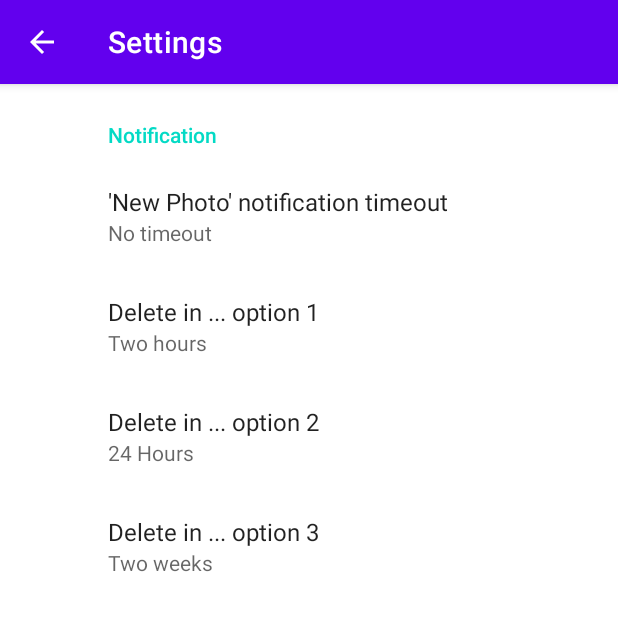
After one commit to dakhnod/PhotoRemover, an Android app: the SettingsActivity screen opened directly, with no data from a screen before it, on a phone screen of 412 x 824 dp, the top half of it. The commit adds this screen. Run offline under Robolectric (Android 15) with nearby library versions, the phone set to English and light mode, and no system bars; our stand-ins replace androidx.preference.

Commit message:
added settings

```diff
--- a/app/build.gradle
+++ b/app/build.gradle
@@ -32,6 +32,7 @@ dependencies {
     implementation 'androidx.appcompat:appcompat:1.2.0'
     implementation 'com.google.android.material:material:1.2.1'
     implementation 'androidx.constraintlayout:constraintlayout:2.0.1'
+    implementation 'androidx.preference:preference:1.1.1'
     testImplementation 'junit:junit:4.+'
     androidTestImplementation 'androidx.test.ext:junit:1.1.2'
     androidTestImplementation 'androidx.test.espresso:espresso-core:3.3.0'
--- /dev/null
+++ b/app/src/main/java/d/d/photoremover/activity/SettingsActivity.java
@@ -0,0 +1,63 @@
+package d.d.photoremover.activity;
+
+import android.content.Intent;
+import android.content.SharedPreferences;
+import android.os.Bundle;
+import android.util.Log;
+
+import androidx.appcompat.app.ActionBar;
+import androidx.appcompat.app.AppCompatActivity;
+import androidx.preference.PreferenceFragmentCompat;
+
+import d.d.photoremover.R;
+import d.d.photoremover.event.EventService;
+
+public class SettingsActivity extends AppCompatActivity implements SharedPreferences.OnSharedPreferenceChangeListener {
+    private static final String TAG = "SettingsActivity";
+
+    @Override
+    protected void onCreate(Bundle savedInstanceState) {
+        super.onCreate(savedInstanceState);
+        setContentView(R.layout.settings_activity);
+        if (savedInstanceState == null) {
+            getSupportFragmentManager()
+                    .beginTransaction()
+                    .replace(R.id.settings, new SettingsFragment(this))
+                    .commit();
+
+        }
+        ActionBar actionBar = getSupportActionBar();
+        if (actionBar != null) {
+            actionBar.setDisplayHomeAsUpEnabled(true);
+            actionBar.setTitle(R.string.settings_title_settings);
+        }
+    }
+
+    @Override
+    public void onSharedPreferenceChanged(SharedPreferences sharedPreferences, String key) {
+        startService(
+                new Intent(
+                        EventService.ACTION_PREFERENCE_CHANGE,
+                        null,
+                        this,
+                        EventService.class
+                )
+        );
+    }
+
+    public static class SettingsFragment extends PreferenceFragmentCompat {
+        SharedPreferences.OnSharedPreferenceChangeListener onSharedPreferenceChangeListener;
+
+        public SettingsFragment(SharedPreferences.OnSharedPreferenceChangeListener onSharedPreferenceChangeListener) {
+            this.onSharedPreferenceChangeListener = onSharedPreferenceChangeListener;
+        }
+
+        @Override
+        public void onCreatePreferences(Bundle savedInstanceState, String rootKey) {
+            setPreferencesFromResource(R.xml.root_preferences, rootKey);
+            getPreferenceManager()
+                    .getSharedPreferences()
+                    .registerOnSharedPreferenceChangeListener(this.onSharedPreferenceChangeListener);
+        }
+    }
+}
--- /dev/null
+++ b/app/src/main/res/layout/settings_activity.xml
@@ -0,0 +1,10 @@
+<LinearLayout xmlns:android="http://schemas.android.com/apk/res/android"
+    android:layout_width="match_parent"
+    android:layout_height="match_parent">
+
+    <FrameLayout
+        android:id="@+id/settings"
+        android:layout_width="match_parent"
+        android:layout_height="match_parent" />
+
+</LinearLayout>
--- /dev/null
+++ b/app/src/main/res/values/arrays.xml
@@ -0,0 +1,35 @@
+<resources>
+    <string-array name="notification_durations">
+        <item>@string/duration_two_minutes</item>
+        <item>@string/duration_fifteen_minutes</item>
+        <item>@string/duration_one_hour</item>
+        <item>@string/duration_one_day</item>
+        <item>@string/duration_no_timeout</item>
+    </string-array>
+
+    <string-array name="notification_duration_values">
+        <item>120</item>
+        <item>900</item>
+        <item>3600</item>
+        <item>86400</item>
+        <item>0</item>
+    </string-array>
+
+    <string-array name="photo_lifetime_options">
+        <item>@string/duration_fifteen_minutes</item>
+        <item>@string/duration_two_hours</item>
+        <item>@string/duration_one_day</item>
+        <item>@string/duration_one_week</item>
+        <item>@string/duration_two_weeks</item>
+        <item>@string/duration_one_month</item>
+    </string-array>
+
+    <string-array name="photo_lifetime_option_values">
+        <item>900</item>
+        <item>7200</item>
+        <item>86400</item>
+        <item>604800</item>
+        <item>1209600</item>
+        <item>2592000</item>
+    </string-array>
+</resources>
--- a/app/src/main/res/values/strings.xml
+++ b/app/src/main/res/values/strings.xml
@@ -12,4 +12,21 @@
     <string name="state_error_file_not_found">File not found</string>
     <string name="state_error_file_not_writable">File not writable</string>
     <string name="state_error_deletion_failed">Deleting the file failed</string>
+    <string name="title_activity_settings">SettingsActivity</string>
+    <string name="settings_title_notification">Notification</string>
+    <string name="settings_title_new_photo_notification">\'New Photo\' notification timeout</string>
+    <string name="duration_two_minutes">Two minutes</string>
+    <string name="duration_fifteen_minutes">15 Minutes</string>
+    <string name="duration_one_hour">One hour</string>
+    <string name="duration_one_day">24 Hours</string>
+    <string name="duration_no_timeout">No timeout</string>
+    <string name="settings_title_settings">Settings</string>
+    <string name="settings_title_delete_in_1">Delete in ... option 1</string>
+    <string name="settings_title_delete_in_2">Delete in ... option 2</string>
+    <string name="settings_title_delete_in_3">Delete in ... option 3</string>
+    <string name="duration_two_hours">Two hours</string>
+    <string name="duration_one_week">One wheek</string>
+    <string name="duration_two_weeks">Two weeks</string>
+    <string name="duration_one_month">One month</string>
+    <string name="notification_delete_photo_in">Delete this Photo in...</string>
 </resources>
--- /dev/null
+++ b/app/src/main/res/xml/root_preferences.xml
@@ -0,0 +1,38 @@
+<PreferenceScreen xmlns:app="http://schemas.android.com/apk/res-auto">
+
+    <PreferenceCategory app:title="@string/settings_title_notification">
+        <ListPreference
+            app:defaultValue="0"
+            app:entries="@array/notification_durations"
+            app:entryValues="@array/notification_duration_values"
+            app:key="photo_new_notification_lifetime"
+            app:title="@string/settings_title_new_photo_notification"
+            app:useSimpleSummaryProvider="true" />
+
+        <ListPreference
+            app:defaultValue="7200"
+            app:entries="@array/photo_lifetime_options"
+            app:entryValues="@array/photo_lifetime_option_values"
+            app:key="photo_lifetime_1"
+            app:title="@string/settings_title_delete_in_1"
+            app:useSimpleSummaryProvider="true"/>
+
+        <ListPreference
+            app:defaultValue="86400"
+            app:entries="@array/photo_lifetime_options"
+            app:entryValues="@array/photo_lifetime_option_values"
+            app:key="photo_lifetime_2"
+            app:title="@string/settings_title_delete_in_2"
+            app:useSimpleSummaryProvider="true"/>
+
+        <ListPreference
+            app:defaultValue="1209600"
+            app:entries="@array/photo_lifetime_options"
+            app:entryValues="@array/photo_lifetime_option_values"
+            app:key="photo_lifetime_3"
+            app:title="@string/settings_title_delete_in_3"
+            app:useSimpleSummaryProvider="true"/>
+
+    </PreferenceCategory>
+
+</PreferenceScreen>
```
Also changed, not shown: app/src/main/AndroidManifest.xml (+10 -2 lines), app/src/main/java/d/d/photoremover/activity/MainActivity.java (+22 -1 lines), app/src/main/java/d/d/photoremover/event/EventService.java (+72 -22 lines), app/src/main/res/layout/activity_main.xml (+11 -1 lines), app/src/main/res/menu/main_menu.xml (added, +8 -0 lines).
